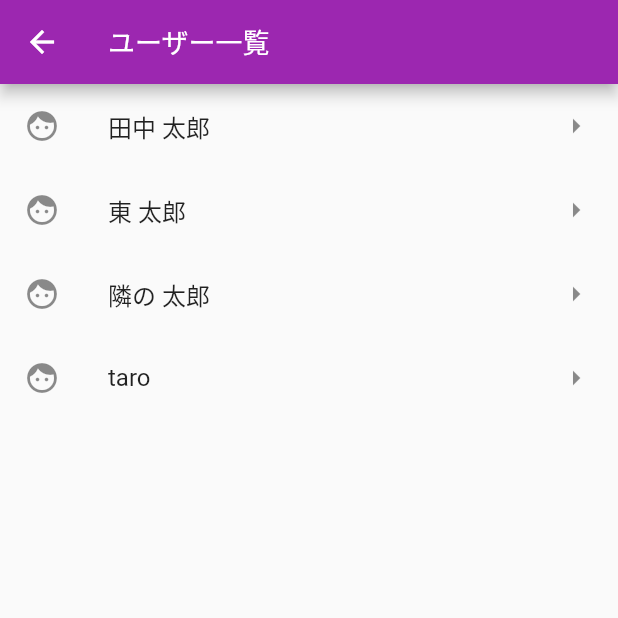
After one commit to morikann/tomodoko, a Flutter app: the UsersScreen screen opened by its route, on a phone screen of 412 x 824 dp, the top half of it. The commit adds this screen. Run offline on Flutter 3.47's test engine with Material 2 defaults, Android fonts, the phone set to English and light mode, and no system bars.

Commit message:
ユーザーリストページの作成

```diff
--- a/lib/main.dart
+++ b/lib/main.dart
@@ -2,6 +2,7 @@ import 'package:flutter/material.dart';
 import 'view/signup_screen.dart';
 import 'view/home_screen.dart';
 import 'view/login_screen.dart';
+import 'view/user_list_screen.dart';
 
 void main() {
   runApp(const Tomodoko());
@@ -22,6 +23,7 @@ class Tomodoko extends StatelessWidget {
         HomeScreen.id: (context) => HomeScreen(),
         SignupScreen.id: (context) => SignupScreen(),
         LoginScreen.id: (context) => LoginScreen(),
+        UsersScreen.id: (context) => UsersScreen(),
       },
     );
   }
--- /dev/null
+++ b/lib/model/user.dart
@@ -0,0 +1,7 @@
+class User {
+  final String username;
+
+  User({
+    required this.username,
+  });
+}
--- a/lib/view/signup_screen.dart
+++ b/lib/view/signup_screen.dart
@@ -2,6 +2,7 @@ import 'package:flutter/material.dart';
 import '../component/common_button.dart';
 import '../component/common_text_field.dart';
 import 'login_screen.dart';
+import 'user_list_screen.dart';
 
 class SignupScreen extends StatefulWidget {
   static const String id = 'signup_screen';
@@ -70,6 +71,7 @@ class _SignupScreenState extends State<SignupScreen> {
                 print(username);
                 print(email);
                 print(password);
+                Navigator.of(context).pushNamed(UsersScreen.id);
               },
               backgroundColor: Colors.purple,
               textColor: Colors.white,
--- /dev/null
+++ b/lib/view/user_list_screen.dart
@@ -0,0 +1,48 @@
+import 'package:flutter/material.dart';
+import 'package:tomodoko/view/home_screen.dart';
+import '../model/user.dart';
+
+class UsersScreen extends StatefulWidget {
+  static const id = 'users_screen';
+  const UsersScreen({Key? key}) : super(key: key);
+
+  @override
+  State<UsersScreen> createState() => _UsersScreenState();
+}
+
+class _UsersScreenState extends State<UsersScreen> {
+  List<User> users = [
+    User(username: '田中 太郎'),
+    User(username: '東 太郎'),
+    User(username: '隣の 太郎'),
+    User(username: 'taro'),
+  ];
+
+  @override
+  Widget build(BuildContext context) {
+    return Scaffold(
+      appBar: AppBar(
+        title: const Text(
+          'ユーザー一覧',
+          style: TextStyle(fontSize: 18),
+        ),
+      ),
+      body: SafeArea(
+        child: ListView.builder(
+          itemCount: users.length,
+          itemBuilder: (BuildContext context, int index) {
+            return GestureDetector(
+              onTap: () {},
+              child: ListTile(
+                // 余裕があればユーザーの画像に変更
+                leading: const Icon(Icons.face),
+                title: Text(users[index].username),
+                trailing: const Icon(Icons.arrow_right),
+              ),
+            );
+          },
+        ),
+      ),
+    );
+  }
+}
```
